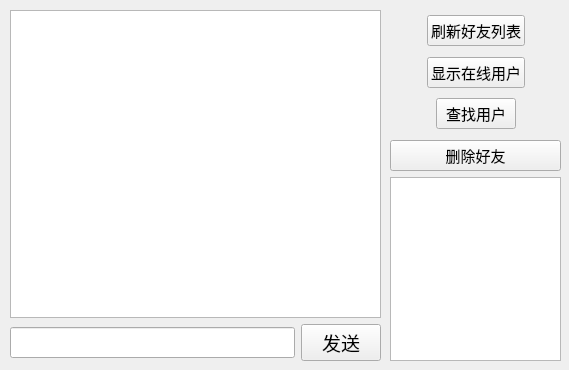
The window that TcpClient/friendchat.ui (MILJY/Graduation-project) describes before a commit, drawn with Qt 5.
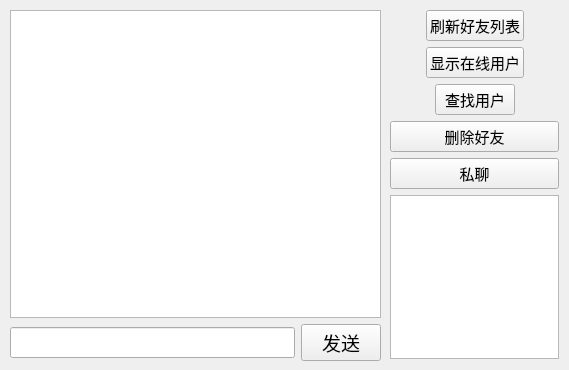
The same window after the commit.

Commit message: 私聊、群聊、创建文件夹、刷新文件夹、文件操作UI

```diff
--- a/TcpClient/friendchat.ui
+++ b/TcpClient/friendchat.ui
@@ -65,14 +65,23 @@
   <widget class="QWidget" name="layoutWidget">
    <property name="geometry">
     <rect>
-     <x>390</x>
-     <y>10</y>
+     <x>479</x>
+     <y>61</y>
      <width>171</width>
      <height>351</height>
     </rect>
    </property>
-   <layout class="QVBoxLayout" name="verticalLayout_3">
-    <item>
+   <layout class="QVBoxLayout" name="verticalLayout_3"/>
+  </widget>
+  <widget class="QWidget" name="">
+   <property name="geometry">
+    <rect>
+     <x>390</x>
+     <y>10</y>
+     <width>169</width>
+     <height>349</height>
+    </rect>
+   </property>
      <layout class="QVBoxLayout" name="verticalLayout_2">
       <item>
        <spacer name="verticalSpacer">
@@ -268,6 +277,19 @@
         </property>
        </widget>
       </item>
+    <item>
+     <widget class="QPushButton" name="private_chat">
+      <property name="font">
+       <font>
+        <family>Agency FB</family>
+        <pointsize>11</pointsize>
+       </font>
+      </property>
+      <property name="text">
+       <string>私聊</string>
+      </property>
+     </widget>
+    </item>
       <item>
        <widget class="QListWidget" name="friend_list">
         <property name="font">
@@ -278,8 +300,6 @@
          </font>
         </property>
        </widget>
-      </item>
-     </layout>
     </item>
    </layout>
   </widget>
```
Lines whose indentation alone changed are shown as unchanged. The commit also changes 26 other files.
